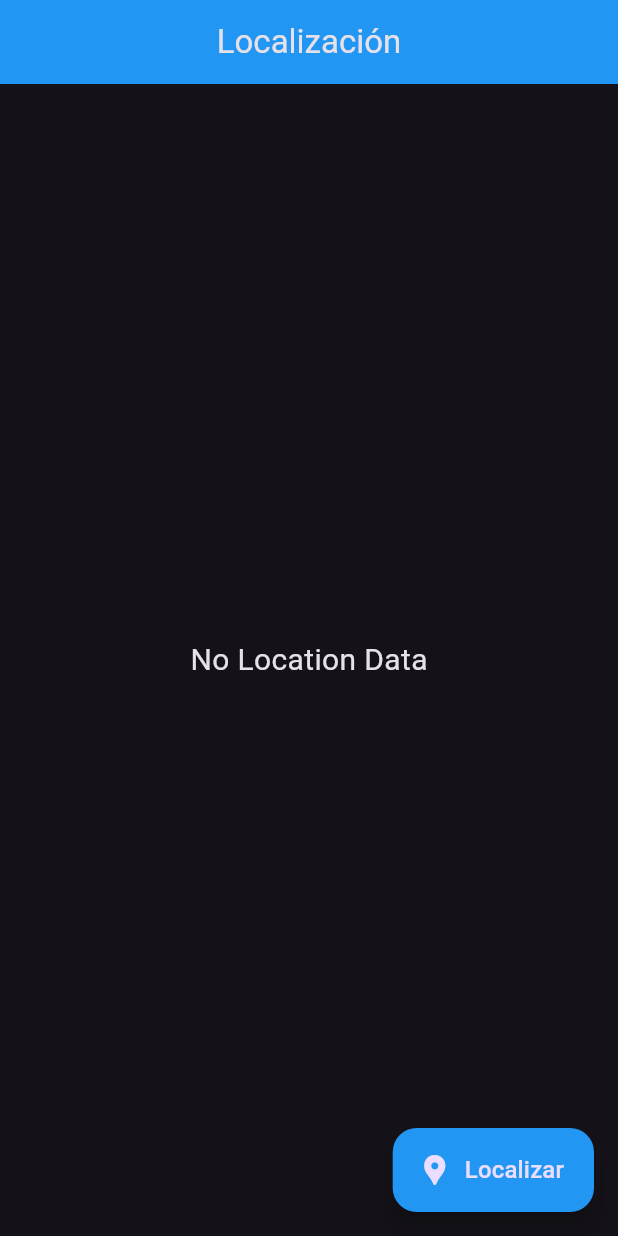
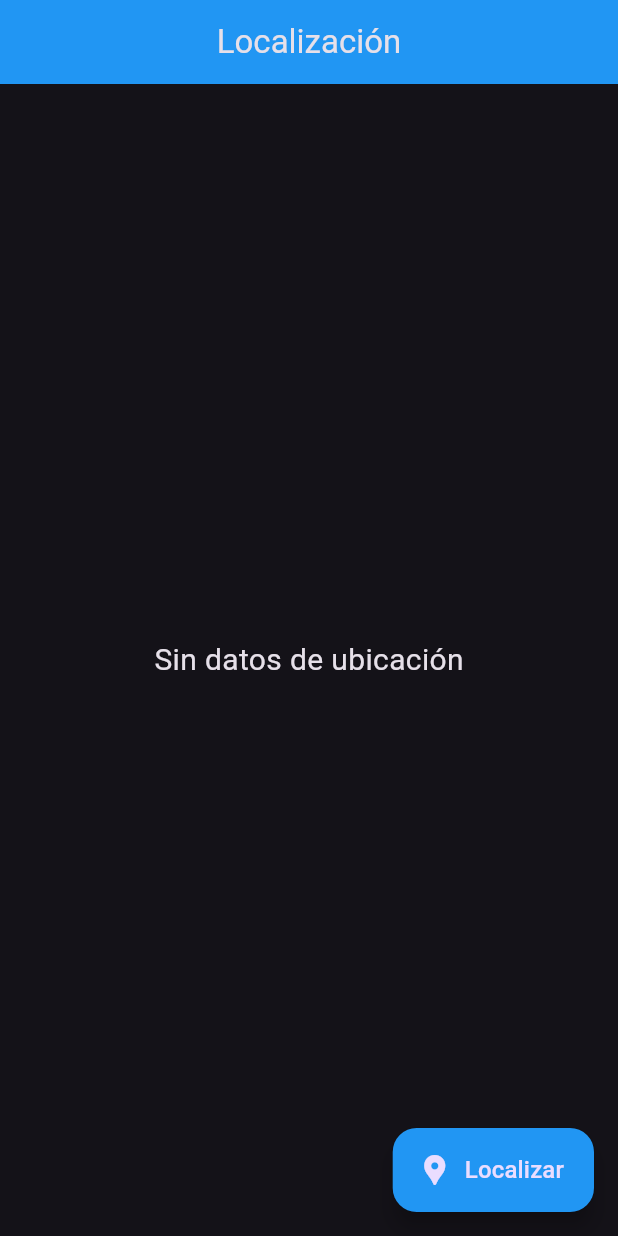
Before and after one commit to DanielaRivMtz/location-app, a Flutter app: the screen it shows after launch, on a phone screen of 412 x 824 dp. Run offline on Flutter 3.47's test engine with Material 3 defaults, Android fonts, the phone set to English and light mode, and no system bars; our stand-ins replace geolocator.

Commit message:
cambios esteticos en el archivo main.dart

```diff
--- a/lib/main.dart
+++ b/lib/main.dart
@@ -10,7 +10,7 @@ class MyApp extends StatelessWidget {
   @override
   Widget build(BuildContext context) {
     return MaterialApp(
-      title: 'Location Demo',
+      title: 'App de Localización',
       debugShowCheckedModeBanner: false,
       theme: ThemeData.dark(useMaterial3: true),
       home: const HomePage(),
@@ -101,7 +101,7 @@ class _HomePageState extends State<HomePage> {
               )
             else
               const Text(
-                'No Location Data',
+                'Sin datos de ubicación',
                 style: TextStyle(fontSize: 20),
               )
           ],
```
